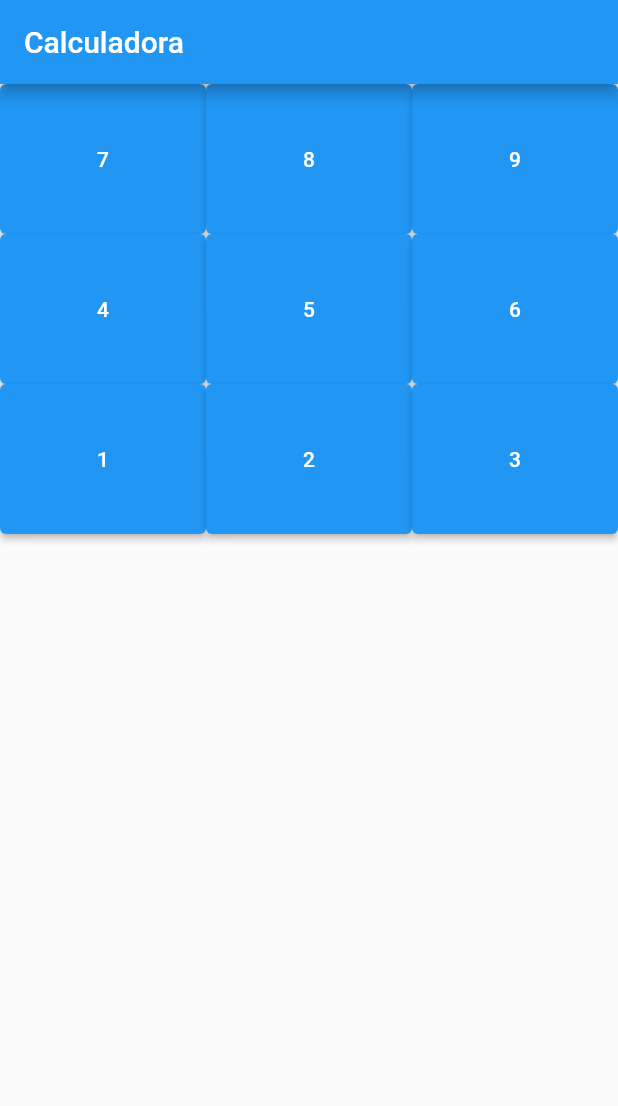
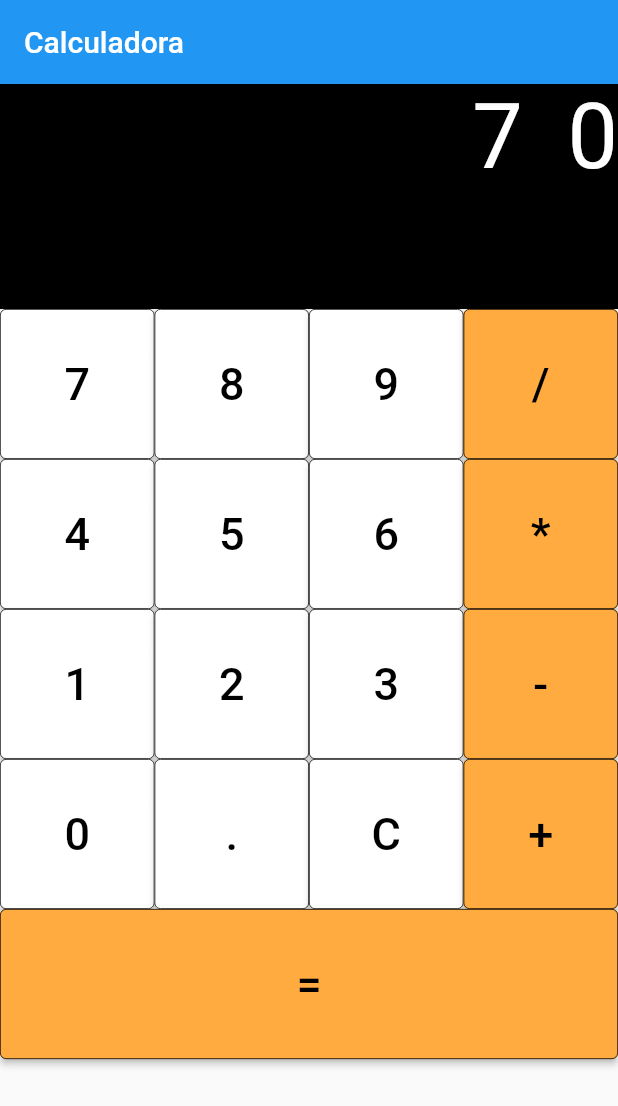
Before and after one commit to GilsonAndre/calculadora, a Flutter app: the screen it shows after launch, after a tap on an icon or button, on a phone screen of 412 x 824 dp. Shown: the top 1106 px of the screen. Run offline on Flutter 3.47's test engine with Material 2 defaults, Android fonts, the phone set to English and light mode, and no system bars.

Commit message:
mudanças esteticas e função de aparecer os numeros

```diff
--- a/lib/calculator_page.dart
+++ b/lib/calculator_page.dart
@@ -8,6 +8,11 @@ class CalculatorPage extends StatefulWidget {
 }
 
 class _CalculatorPageState extends State<CalculatorPage> {
+  int total = 0;
+  int firstNumber = 0;
+  int secondNumber = 0;
+  String operator = "";
+
   @override
   Widget build(BuildContext context) {
     return MaterialApp(
@@ -18,27 +23,57 @@ class _CalculatorPageState extends State<CalculatorPage> {
         body: Column(
           children: [
             Container(
-
+              height: 150,
+              width: MediaQuery.sizeOf(context).width,
+              decoration: const BoxDecoration(
+                color: Colors.black,
+              ),
+              child: Text(
+                '$firstNumber $operator $secondNumber',
+                textAlign: TextAlign.right,
+                style: const TextStyle(
+                  color: Colors.white,
+                  fontSize: 60,
+                ),
+              ),
             ),
             Row(
               children: [
-                botoes('7'),
-                botoes('8'),
-                botoes('9'),
+                buttons('7'),
+                buttons('8'),
+                buttons('9'),
+                operationButtons('/', Colors.orangeAccent)
               ],
             ),
             Row(
               children: [
-                botoes('4'),
-                botoes('5'),
-                botoes('6'),
+                buttons('4'),
+                buttons('5'),
+                buttons('6'),
+                operationButtons('*', Colors.orangeAccent)
               ],
             ),
             Row(
               children: [
-                botoes('1'),
-                botoes('2'),
-                botoes('3'),
+                buttons('1'),
+                buttons('2'),
+                buttons('3'),
+                operationButtons('-', Colors.orangeAccent)
+              ],
+            ),
+            Row(
+              children: [
+                buttons(
+                  '0',
+                ),
+                operationButtons('.', Colors.white),
+                operationButtons('C', Colors.white),
+                operationButtons('+', Colors.orangeAccent)
+              ],
+            ),
+            Row(
+              children: [
+                operationButtons('=', Colors.orangeAccent),
               ],
             ),
           ],
@@ -48,89 +83,70 @@ class _CalculatorPageState extends State<CalculatorPage> {
   }
 
   //Função que cria todos os botões
-  botoes(
-    String number,
-  ) {
+  buttons(String text, {Function? function}) {
     return Flexible(
       flex: 3,
-      child: Container(
+      child: SizedBox(
         width: MediaQuery.sizeOf(context).width,
         height: 100,
-        decoration: const BoxDecoration(
-          borderRadius: BorderRadius.vertical(
-            bottom: Radius.circular(25),
-            top: Radius.circular(25),
+        child: ElevatedButton(
+          style: ElevatedButton.styleFrom(
+            backgroundColor: Colors.white,
+            side: const BorderSide(color: Colors.black, width: 0.5),
+          ),
+          onPressed: () {
+            setState(() {
+              if (operator == '') {
+                setState(() {
+                  firstNumber = int.parse(text);
+                  print(firstNumber);
+                });
+              } else {
+                setState(() {
+                  secondNumber = int.parse(text);
+                  print(firstNumber);
+                });
+              }
+            });
+          },
+          child: Text(
+            text,
+            style: const TextStyle(
+              color: Colors.black,
+              fontSize: 30,
+            ),
           ),
         ),
+      ),
+    );
+  }
+
+  operationButtons(String operatorButton, Color cor, {Function? function}) {
+    return Flexible(
+      flex: 3,
+      child: SizedBox(
+        width: MediaQuery.sizeOf(context).width,
+        height: 100,
         child: ElevatedButton(
+          style: ElevatedButton.styleFrom(
+            backgroundColor: cor,
+            side: const BorderSide(color: Colors.black, width: 0.5),
+          ),
           onPressed: () {
-            print(number);
+            setState(() {
+              operator = operatorButton;
+              print(operator);
+            });
           },
-          child: Text(number),
+          child: Text(
+            operatorButton,
+            style: const TextStyle(
+              color: Colors.black,
+              fontSize: 30,
+            ),
+          ),
         ),
       ),
     );
   }
 }
-
-// botoes(String number, String number1, String number2) {
-//     return Row(
-//       mainAxisAlignment: MainAxisAlignment.start,
-//       children: [
-//         Flexible(
-//           flex: 3,
-//           child: Container(
-//             width: MediaQuery.sizeOf(context).width,
-//             decoration: const BoxDecoration(
-//               borderRadius: BorderRadius.vertical(
-//                 bottom: Radius.circular(25),
-//                 top: Radius.circular(25),
-//               ),
-//             ),
-//             child: ElevatedButton(
-//               onPressed: () {
-//                 print(number);
-//               },
-//               child: Text(number),
-//             ),
-//           ),
-//         ),
-//         Flexible(
-//           flex: 3,
-//           child: Container(
-//             width: MediaQuery.sizeOf(context).width,
-//             decoration: const BoxDecoration(
-//               borderRadius: BorderRadius.vertical(
-//                 bottom: Radius.circular(25),
-//                 top: Radius.circular(25),
-//               ),
-//             ),
-//             child: ElevatedButton(
-//               onPressed: () {
-//                 print(number1);
-//               },
-//               child: Text(number1),
-//             ),
-//           ),
-//         ),
-//         Flexible(
-//           flex: 3,
-//           child: Container(
-//             width: MediaQuery.sizeOf(context).width,
-//             decoration: const BoxDecoration(
-//               borderRadius: BorderRadius.vertical(
-//                 bottom: Radius.circular(25),
-//                 top: Radius.circular(25),
-//               ),
-//             ),
-//             child: ElevatedButton(
-//               onPressed: () {
-//                 print(number2);
-//               },
-//               child: Text(number2),
-//             ),
-//           ),
-//         ),
-//       ],
-//     );
-//   }
--- a/lib/main.dart
+++ b/lib/main.dart
@@ -11,8 +11,7 @@ class MyApp extends StatelessWidget {
   @override
   Widget build(BuildContext context) {
     return const MaterialApp(
-      title: 'Flutter Demo',
-      debugShowCheckedModeBanner: false,
+
       home: CalculatorPage(),
     );
   }
```
